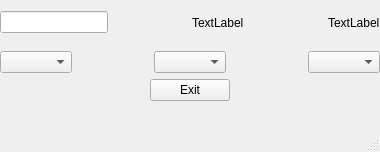
Above: menu_ui.ui from olafathuman/UnitConverter before the change. Below: the same form after it.
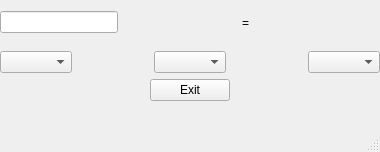
That is the form after the change.

What changed in the file:
```diff
--- a/menu_ui.ui
+++ b/menu_ui.ui
@@ -48,7 +48,11 @@
      <item>
       <layout class="QHBoxLayout" name="horizontalLayout">
        <item>
-        <widget class="QLineEdit" name="lineEdit"/>
+        <widget class="QLineEdit" name="inputLine">
+         <property name="text">
+          <string/>
+         </property>
+        </widget>
        </item>
        <item>
         <spacer name="horizontalSpacer">
@@ -66,7 +70,7 @@
        <item>
         <widget class="QLabel" name="label">
          <property name="text">
-          <string>TextLabel</string>
+          <string>=</string>
          </property>
         </widget>
        </item>
@@ -86,7 +90,7 @@
        <item>
         <widget class="QLabel" name="label_2">
          <property name="text">
-          <string>TextLabel</string>
+          <string/>
          </property>
         </widget>
        </item>
```
Left out of the diff: 2 changed lines with no effect on the pictures.
